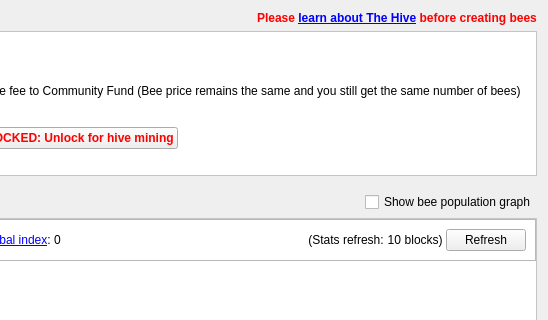
Qt form src/qt/forms/hivedialog.ui (litecoincash-project/litecoincash) before a commit; both pictures show x 316 to 864 and y 0 to 320 of the 864 by 690 pixel window.
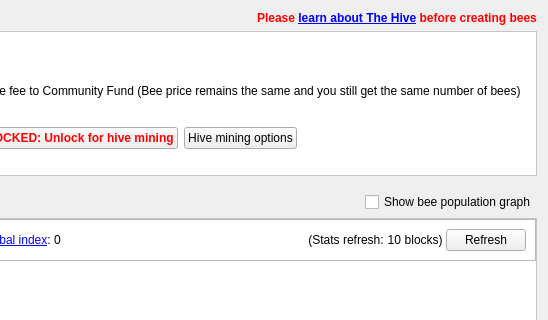
The same form after that commit. Icons and pictures are not drawn. Custom widgets are drawn as their Qt base class.

Commit message: Hive mining optimisations, including multithreaded hive checking, parameterisation, and additional early aborts

Patch:
```diff
--- a/src/qt/forms/hivedialog.ui
+++ b/src/qt/forms/hivedialog.ui
@@ -347,6 +347,26 @@
           </property>
          </widget>
         </item>
+        <item>
+         <widget class="QPushButton" name="showHiveOptionsButton">
+          <property name="minimumSize">
+           <size>
+            <width>100</width>
+            <height>0</height>
+           </size>
+          </property>
+          <property name="toolTip">
+           <string>Create bees now. You will be shown a confirmation dialogue including final transaction fees.</string>
+          </property>
+          <property name="text">
+           <string>Hive mining options</string>
+          </property>
+          <property name="icon">
+           <iconset resource="../bitcoin.qrc">
+            <normaloff>:/icons/options</normaloff>:/icons/options</iconset>
+          </property>
+         </widget>
+        </item>
         <item>
          <spacer name="horizontalSpacer_7">
           <property name="orientation">
```
The commit also changes 16 other files.
